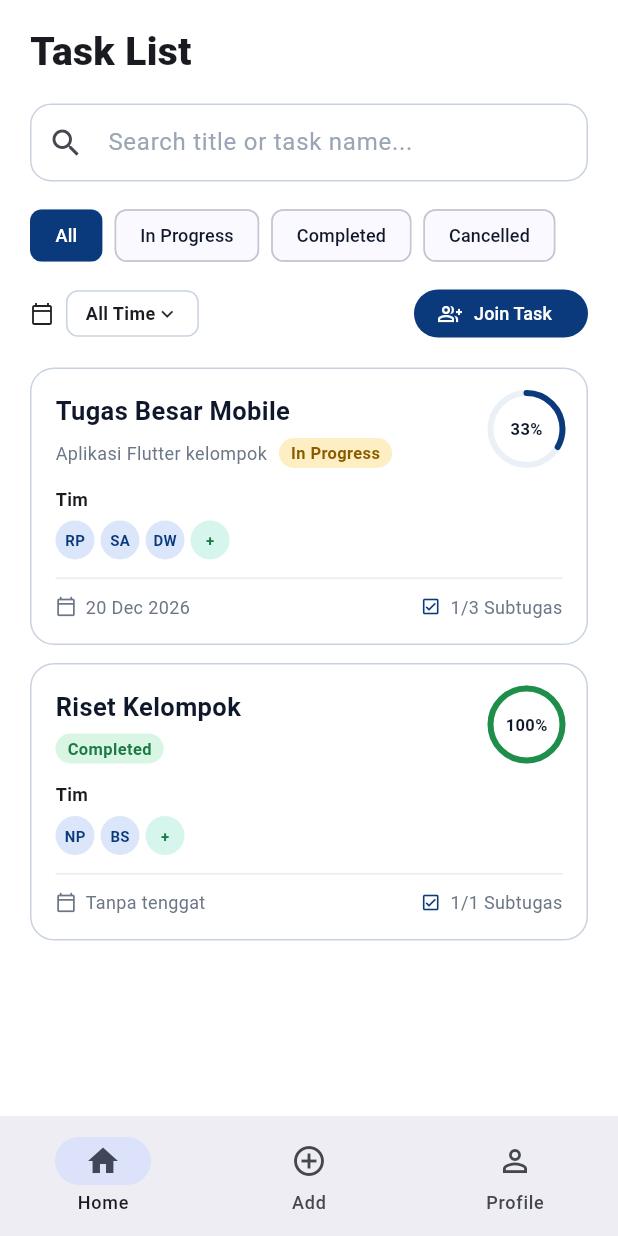
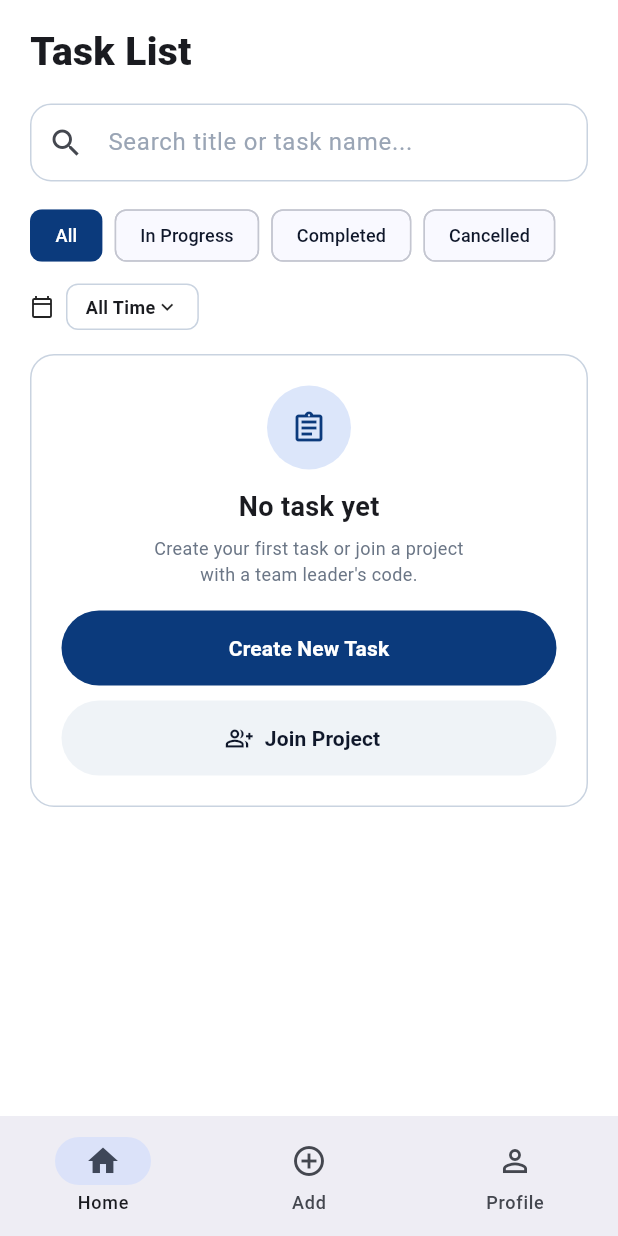
Before and after one commit to kelompk-2-tracktify/tracktify, a Flutter app: the screen it shows once a user with an empty profile is signed in, on a phone screen of 412 x 824 dp. Run offline on Flutter 3.47's test engine with Material 3 defaults, Android fonts, the phone set to English and light mode, and no system bars; our stand-ins replace flutter_riverpod, go_router, google_sign_in, supabase_flutter; accounts and stored records are empty.

Commit message:
feat: integrate manage task with Supabase

```diff
--- a/lib/core/models/project.dart
+++ b/lib/core/models/project.dart
@@ -1,3 +1,4 @@
+import 'member.dart';
 import 'task.dart';
 
 class Project {
@@ -9,6 +10,7 @@ class Project {
   final String status;
   final String? createdBy;
   final List<Task> tasks; // terisi bila query: select('*, tasks(*)')
+  final List<Member> members;
 
   const Project({
     required this.id,
@@ -19,6 +21,7 @@ class Project {
     this.status = 'in_progress',
     this.createdBy,
     this.tasks = const [],
+    this.members = const [],
   });
 
   /// Progress 0.0 - 1.0, dihitung dari subtask completed (tidak disimpan di DB)
@@ -36,6 +39,9 @@ class Project {
     dueDate: j['due_date'] == null ? null : DateTime.parse(j['due_date']),
     status: j['status'],
     createdBy: j['created_by'],
+    members: (j['project_members'] as List? ?? [])
+        .map((e) => Member.fromJson(e as Map<String, dynamic>))
+        .toList(),
     tasks: (j['tasks'] as List? ?? [])
         .map((e) => Task.fromJson(e as Map<String, dynamic>))
         .toList(),
--- a/lib/core/widgets/project_card.dart
+++ b/lib/core/widgets/project_card.dart
@@ -1,7 +1,9 @@
 import 'package:flutter/material.dart';
 import 'package:intl/intl.dart';
+
 import '../../app/theme.dart';
 import '../models/project.dart';
+import '../models/member.dart';
 import '../models/task.dart';
 import 'progress_ring.dart';
 
@@ -17,36 +19,42 @@ _StatusStyle _styleFor(String status) {
   switch (status) {
     case 'completed':
       return const _StatusStyle(
-          'Completed', Color(0xFFD9F5E3), Color(0xFF1B7A43), Color(0xFF1E8E4A));
+        'Completed',
+        Color(0xFFD9F5E3),
+        Color(0xFF1B7A43),
+        Color(0xFF1E8E4A),
+      );
     case 'cancelled':
       return const _StatusStyle(
-          'Cancelled', Color(0xFFFADADD), Color(0xFFB3261E), Color(0xFFB3261E));
+        'Cancelled',
+        Color(0xFFFADADD),
+        Color(0xFFB3261E),
+        Color(0xFFB3261E),
+      );
     default:
       return const _StatusStyle(
-          'In Progress', Color(0xFFFDEFC3), Color(0xFF8A5A00), AppColors.navy);
+        'In Progress',
+        Color(0xFFFDEFC3),
+        Color(0xFF8A5A00),
+        AppColors.navy,
+      );
   }
 }
 
 class ProjectCard extends StatelessWidget {
   final Project project;
 
-  /// Inisial anggota, contoh ['RP', 'SA', 'DW']. Model Project belum
-  /// punya daftar anggota, jadi diisi dari luar (dummy dulu).
-  final List<String> memberInitials;
   final VoidCallback? onTap;
 
-  const ProjectCard({
-    super.key,
-    required this.project,
-    this.memberInitials = const [],
-    this.onTap,
-  });
+  const ProjectCard({super.key, required this.project, this.onTap});
 
   @override
   Widget build(BuildContext context) {
     final style = _styleFor(project.status);
-    final done =
-        project.tasks.where((t) => t.status == TaskStatus.completed).length;
+    final description = project.description?.trim() ?? '';
+    final done = project.tasks
+        .where((t) => t.status == TaskStatus.completed)
+        .length;
     final total = project.tasks.length;
 
     return Material(
@@ -68,10 +76,7 @@ class ProjectCard extends StatelessWidget {
                 crossAxisAlignment: CrossAxisAlignment.start,
                 children: [
                   Expanded(
-                    child: Column(
-                      crossAxisAlignment: CrossAxisAlignment.start,
-                      children: [
-                        Text(
+                    child: Text(
                       project.name,
                       style: const TextStyle(
                         fontSize: 17,
@@ -79,31 +84,47 @@ class ProjectCard extends StatelessWidget {
                         color: AppColors.text,
                       ),
                     ),
-                        const SizedBox(height: 6),
-                        Wrap(
-                          spacing: 8,
-                          runSpacing: 4,
-                          crossAxisAlignment: WrapCrossAlignment.center,
+                  ),
+                  const SizedBox(width: 8),
+                  ProgressRing(value: project.progress, color: style.ring),
+                ],
+              ),
+              Row(
                 children: [
-                            if (project.description != null)
-                              Text(
-                                project.description!,
+                  if (description.isNotEmpty) ...[
+                    Flexible(
+                      child: Text(
+                        description,
+                        maxLines: 1,
+                        overflow: TextOverflow.ellipsis,
                         style: const TextStyle(
-                                    fontSize: 12, color: Color(0xFF6B7686)),
+                          fontSize: 12,
+                          color: Color(0xFF6B7686),
                         ),
+                      ),
+                    ),
+                    const SizedBox(width: 8),
+                  ],
                   _StatusChip(style: style),
                 ],
               ),
               const SizedBox(height: 12),
-                        const Text('Tim',
-                            style: TextStyle(
-                                fontSize: 12, fontWeight: FontWeight.w700)),
+              const Text(
+                'Tim',
+                style: TextStyle(fontSize: 12, fontWeight: FontWeight.w700),
+              ),
               const SizedBox(height: 6),
-                        _MemberAvatars(initials: memberInitials),
-                      ],
+              Wrap(
+                spacing: 4,
+                runSpacing: 4,
+                children: [
+                  for (final member in project.members.take(3))
+                    _MemberAvatar(key: ValueKey(member.userId), member: member),
+                  const CircleAvatar(
+                    radius: 13,
+                    backgroundColor: Color(0xFFD6F5EC),
+                    child: Icon(Icons.add, size: 16, color: Color(0xFF1B7A43)),
                   ),
-                  ),
-                  ProgressRing(value: project.progress, color: style.ring),
                 ],
               ),
               const SizedBox(height: 12),
@@ -111,24 +132,34 @@ class ProjectCard extends StatelessWidget {
               const SizedBox(height: 10),
               Row(
                 children: [
-                  const Icon(Icons.calendar_today_outlined,
-                      size: 14, color: Color(0xFF6B7686)),
+                  const Icon(
+                    Icons.calendar_today_outlined,
+                    size: 14,
+                    color: Color(0xFF6B7686),
+                  ),
                   const SizedBox(width: 6),
                   Text(
                     project.dueDate == null
                         ? 'Tanpa tenggat'
                         : DateFormat('d MMM yyyy').format(project.dueDate!),
                     style: const TextStyle(
-                        fontSize: 12, color: Color(0xFF6B7686)),
+                      fontSize: 12,
+                      color: Color(0xFF6B7686),
+                    ),
                   ),
                   const Spacer(),
-                  const Icon(Icons.check_box_outlined,
-                      size: 14, color: AppColors.navy),
+                  const Icon(
+                    Icons.check_box_outlined,
+                    size: 14,
+                    color: AppColors.navy,
+                  ),
                   const SizedBox(width: 6),
                   Text(
                     '$done/$total Subtugas',
                     style: const TextStyle(
-                        fontSize: 12, color: Color(0xFF6B7686)),
+                      fontSize: 12,
+                      color: Color(0xFF6B7686),
+                    ),
                   ),
                 ],
               ),
@@ -155,37 +186,57 @@ class _StatusChip extends StatelessWidget {
       child: Text(
         style.label,
         style: TextStyle(
-            fontSize: 11, fontWeight: FontWeight.w600, color: style.fg),
+          fontSize: 11,
+          fontWeight: FontWeight.w600,
+          color: style.fg,
+        ),
       ),
     );
   }
 }
 
-class _MemberAvatars extends StatelessWidget {
-  final List<String> initials;
-  const _MemberAvatars({required this.initials});
-
-  Widget _circle(String text, Color bg, Color fg) => Container(
-    width: 26,
-    height: 26,
-    margin: const EdgeInsets.only(right: 4),
-    alignment: Alignment.center,
-    decoration: BoxDecoration(color: bg, shape: BoxShape.circle),
-    child: Text(text,
-        style: TextStyle(
-            fontSize: 10, fontWeight: FontWeight.w700, color: fg)),
-  );
+class _MemberAvatar extends StatelessWidget {
+  final Member member;
+  const _MemberAvatar({super.key, required this.member});
 
   @override
   Widget build(BuildContext context) {
-    final shown = initials.take(3).toList();
-    return Row(
-      children: [
-        for (final i in shown)
-          _circle(i, const Color(0xFFDCE6FA), AppColors.navy),
-        if (initials.isNotEmpty)
-          _circle('+', const Color(0xFFD6F5EC), const Color(0xFF1B7A43)),
-      ],
+    final name = member.fullName?.trim() ?? '';
+    final words = name.split(RegExp(r'\s+'));
+    final initials = words.length == 1
+        ? name.characters.take(2).toString()
+        : words.first.characters.first + words.last.characters.first;
+    final uri = Uri.tryParse(member.avatarUrl?.trim() ?? '');
+    final hasPhoto =
+        uri != null &&
+        (uri.scheme == 'https' || uri.scheme == 'http') &&
+        uri.host.isNotEmpty;
+    return Semantics(
+      label: name.isEmpty ? 'Anggota' : name,
+      excludeSemantics: true,
+      child: CircleAvatar(
+        radius: 13,
+        backgroundColor: const Color(0xFFDCE6FA),
+        foregroundColor: AppColors.navy,
+        child: ClipOval(
+          child: SizedBox.expand(
+            child: hasPhoto
+                ? Image.network(
+                    uri.toString(),
+                    fit: BoxFit.cover,
+                    errorBuilder: (_, _, _) => _initialsLabel(initials),
+                  )
+                : _initialsLabel(initials),
+          ),
+        ),
+      ),
     );
   }
+
+  Widget _initialsLabel(String initials) => Center(
+    child: Text(
+      initials.isEmpty ? '?' : initials.toUpperCase(),
+      style: const TextStyle(fontSize: 10, fontWeight: FontWeight.w700),
+    ),
+  );
 }
--- a/lib/features/project/project_repository.dart
+++ b/lib/features/project/project_repository.dart
@@ -47,8 +47,13 @@ class ProjectRepository {
   Future<List<Project>> fetchMyProjects() async {
     final rows = await _client
         .from('projects')
-        .select('*, tasks(*), project_members!inner(user_id)')
-        .eq('project_members.user_id', _currentUserId)
+        .select(
+          '*, tasks(*), my_membership:project_members!inner(user_id), '
+          'project_members(project_id, user_id, role, profiles(full_name, avatar_url))',
+        )
+        .eq('my_membership.user_id', _currentUserId)
+        .order('role', ascending: true, referencedTable: 'project_members')
+        .order('user_id', referencedTable: 'project_members')
         .order('created_at', ascending: false);
     return rows.map(Project.fromJson).toList();
   }
--- a/lib/features/task_list/task_list_providers.dart
+++ b/lib/features/task_list/task_list_providers.dart
@@ -1,18 +1,11 @@
 import 'package:flutter_riverpod/flutter_riverpod.dart';
-import 'package:tracktify/core/dummy_data.dart';
 import 'package:tracktify/core/models/project.dart';
+import 'package:tracktify/features/auth/auth_repository.dart';
+import 'package:tracktify/features/project/project_repository.dart';
 
-/// Daftar project milik pengguna.
-/// SEKARANG: data dummy. NANTI (hari 4): ganti isi provider ini agar
-/// memanggil project_repository, layar tidak perlu diubah.
-/// Untuk tes empty state, ubah sementara jadi: return const <Project>[];
-final projectsProvider = Provider<List<Project>>((ref) => dummyProjects);
-
-/// Inisial anggota per project (dummy). Nanti dari tabel project_members.
-final memberInitialsProvider = Provider.family<List<String>, String>((ref, id) {
-  const data = {
-    'p1': ['RP', 'SA', 'DW'],
-    'p2': ['NP', 'BS'],
-  };
-  return data[id] ?? const [];
-});
+final projectsProvider = FutureProvider.autoDispose<List<Project>>((ref) async {
+  final repository = ref.watch(projectRepositoryProvider);
+  final user = await ref.watch(currentUserProvider.future);
+  if (user == null) return const <Project>[];
+  return repository.fetchMyProjects();
+}, retry: (_, _) => null);
--- a/lib/features/task_list/task_list_screen.dart
+++ b/lib/features/task_list/task_list_screen.dart
@@ -60,7 +60,8 @@ class _TaskListScreenState extends ConsumerState<TaskListScreen> {
     final q = _query.trim().toLowerCase();
     return all.where((p) {
       final okStatus = _status == 'all' || p.status == _status;
-      final okSearch = q.isEmpty ||
+      final okSearch =
+          q.isEmpty ||
           p.name.toLowerCase().contains(q) ||
           p.tasks.any((t) => t.title.toLowerCase().contains(q));
       return okStatus && okSearch && _matchesTime(p);
@@ -69,8 +70,9 @@ class _TaskListScreenState extends ConsumerState<TaskListScreen> {
 
   @override
   Widget build(BuildContext context) {
-    final all = ref.watch(projectsProvider);
-    final shown = _filter(all);
+    final projects = ref.watch(projectsProvider);
+    final all = projects.asData?.value;
+    final shown = all == null ? const <Project>[] : _filter(all);
 
     return Scaffold(
       backgroundColor: Colors.white,
@@ -78,8 +80,10 @@ class _TaskListScreenState extends ConsumerState<TaskListScreen> {
         child: ListView(
           padding: const EdgeInsets.fromLTRB(20, 16, 20, 24),
           children: [
-            const Text('Task List',
-                style: TextStyle(fontSize: 26, fontWeight: FontWeight.w800)),
+            const Text(
+              'Task List',
+              style: TextStyle(fontSize: 26, fontWeight: FontWeight.w800),
+            ),
             const SizedBox(height: 16),
             TextField(
               onChanged: (v) => setState(() => _query = v),
@@ -103,8 +107,9 @@ class _TaskListScreenState extends ConsumerState<TaskListScreen> {
                         selectedColor: AppColors.navy,
                         labelStyle: TextStyle(
                           fontSize: 12,
-                          color:
-                          _status == e.key ? Colors.white : AppColors.text,
+                          color: _status == e.key
+                              ? Colors.white
+                              : AppColors.text,
                         ),
                         onSelected: (_) => setState(() => _status = e.key),
                       ),
@@ -128,8 +133,10 @@ class _TaskListScreenState extends ConsumerState<TaskListScreen> {
                       ),
                   ],
                   child: Container(
-                    padding:
-                    const EdgeInsets.symmetric(horizontal: 12, vertical: 6),
+                    padding: const EdgeInsets.symmetric(
+                      horizontal: 12,
+                      vertical: 6,
+                    ),
                     decoration: BoxDecoration(
                       borderRadius: BorderRadius.circular(8),
                       border: Border.all(color: AppColors.fieldBorder),
@@ -137,16 +144,20 @@ class _TaskListScreenState extends ConsumerState<TaskListScreen> {
                     child: Row(
                       mainAxisSize: MainAxisSize.min,
                       children: [
-                        Text(_timeLabels[_time]!,
-                            style: const TextStyle(
-                                fontSize: 12, fontWeight: FontWeight.w600)),
+                        Text(
+                          _timeLabels[_time]!,
+                          style: const TextStyle(
+                            fontSize: 12,
+                            fontWeight: FontWeight.w600,
+                          ),
+                        ),
                         const Icon(Icons.keyboard_arrow_down, size: 16),
                       ],
                     ),
                   ),
                 ),
                 const Spacer(),
-                if (all.isNotEmpty)
+                if (all?.isNotEmpty == true)
                   FilledButton.icon(
                     style: FilledButton.styleFrom(
                       backgroundColor: AppColors.navy,
@@ -155,13 +166,27 @@ class _TaskListScreenState extends ConsumerState<TaskListScreen> {
                     ),
                     onPressed: () => context.push('/join'),
                     icon: const Icon(Icons.group_add_outlined, size: 16),
-                    label: const Text('Join Task',
-                        style: TextStyle(fontSize: 12)),
+                    label: const Text(
+                      'Join Task',
+                      style: TextStyle(fontSize: 12),
+                    ),
                   ),
               ],
             ),
             const SizedBox(height: 16),
-            if (all.isEmpty)
+            if (projects.isLoading)
+              const Center(child: CircularProgressIndicator())
+            else if (projects.hasError)
+              Column(
+                children: [
+                  const Text('Daftar proyek gagal dimuat.'),
+                  TextButton(
+                    onPressed: () => ref.invalidate(projectsProvider),
+                    child: const Text('Coba lagi'),
+                  ),
+                ],
+              )
+            else if (all!.isEmpty)
               EmptyTaskState(
                 onCreate: () => context.push('/manage-task'),
                 onJoin: () => context.push('/join'),
@@ -170,8 +195,10 @@ class _TaskListScreenState extends ConsumerState<TaskListScreen> {
               const Padding(
                 padding: EdgeInsets.symmetric(vertical: 40),
                 child: Center(
-                  child: Text('Tidak ada task yang cocok',
-                      style: TextStyle(color: Color(0xFF6B7686))),
+                  child: Text(
+                    'Tidak ada task yang cocok',
+                    style: TextStyle(color: Color(0xFF6B7686)),
+                  ),
                 ),
               )
             else
@@ -180,7 +207,6 @@ class _TaskListScreenState extends ConsumerState<TaskListScreen> {
                   padding: const EdgeInsets.only(bottom: 12),
                   child: ProjectCard(
                     project: p,
-                    memberInitials: ref.watch(memberInitialsProvider(p.id)),
                     onTap: () => context.push('/project/${p.id}'),
                   ),
                 ),
```
Also changed, not shown: lib/features/project/manage_task_screen.dart (+45 -15 lines). Lines whose indentation alone changed are shown as unchanged.
